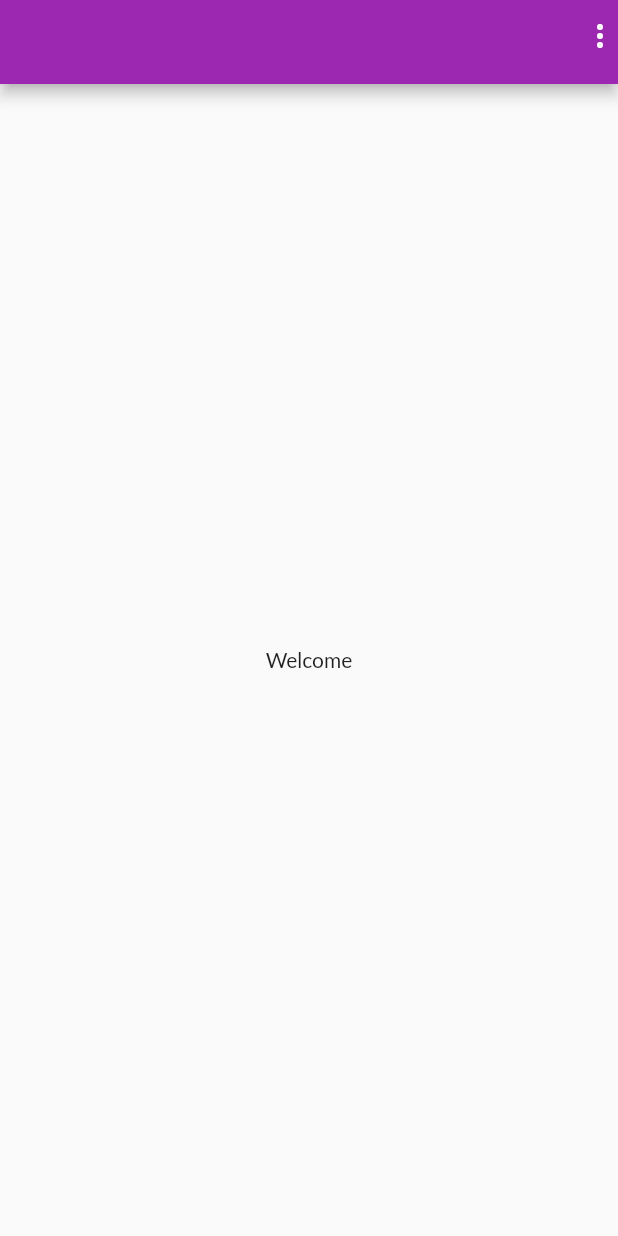
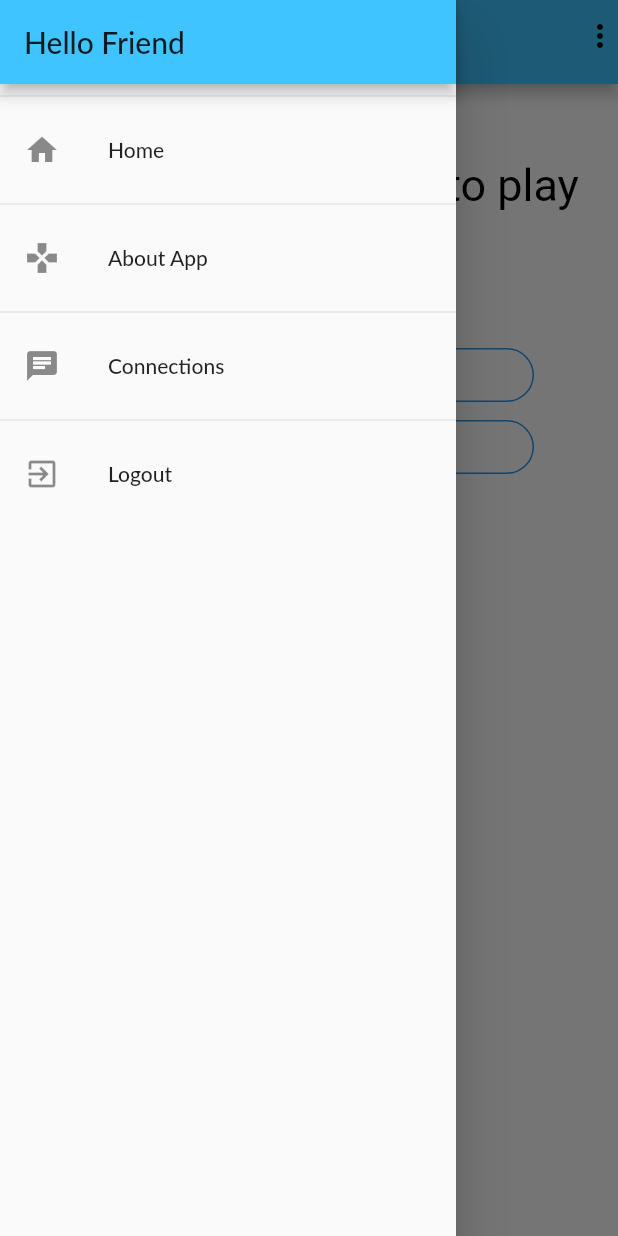
Before and after one commit to harshtekriwal/ConnectVGames, a Flutter app: the screen it shows once a user with an empty profile is signed in, with the side drawer open (before the commit the screen has no drawer), on a phone screen of 412 x 824 dp. Run offline on Flutter 3.47's test engine with Material 2 defaults, Android fonts, the phone set to English and light mode, and no system bars; our stand-ins replace cloud_firestore, datetime_picker_formfield, firebase_auth, google_maps_flutter, google_sign_in, location and 1 more; missing offline and left inert: social_signin_buttons; accounts and stored records are empty; Roboto replaces fonts that are missing (Anton, Lato).

```diff
--- a/lib/Screens/WelcomeScreen.dart
+++ b/lib/Screens/WelcomeScreen.dart
@@ -1,4 +1,5 @@
-
+import 'package:ConnectWithGames/Screens/AddGameScreen.dart';
+import 'package:ConnectWithGames/Widgets/app_drawer.dart';
 import 'package:firebase_auth/firebase_auth.dart';
 import 'package:flutter/material.dart';
 import 'package:google_sign_in/google_sign_in.dart';
@@ -11,12 +12,15 @@ class WelcomeScreen extends StatelessWidget {
     await GoogleSignIn().signOut();
   }
 
-
-
   @override
   Widget build(BuildContext context) {
     return Scaffold(
-      appBar: AppBar(actions: <Widget>[
+        backgroundColor: Colors.white,
+        drawer: AppDrawer(),
+        appBar: AppBar(
+            title: Text("ConnectVGames"),
+            backgroundColor: Colors.lightBlueAccent,
+            actions: <Widget>[
               DropdownButton(
                 underline: Container(),
                 icon: Icon(Icons.more_vert,
@@ -43,8 +47,46 @@ class WelcomeScreen extends StatelessWidget {
                 },
               )
             ]),
-      body: Center(child: Text("Welcome"),),
-
-    );
+        body: Column(
+          crossAxisAlignment: CrossAxisAlignment.center,
+          children: <Widget>[
+            Container(
+              margin: EdgeInsets.symmetric(vertical: 50, horizontal: 20),
+              child: Text(
+                'Looking for a buddy to play along with?',
+                textAlign: TextAlign.center,
+                style: TextStyle(
+                  color: Colors.black,
+                  fontSize: 30,
+                  fontFamily: 'Anton',
+                  fontWeight: FontWeight.normal,
+                ),
+              ),
+            ),
+            Container(
+              width: 300,
+              child: OutlineButton(
+                child: Text("Search"),
+                color: Colors.pink,
+                borderSide: BorderSide(color: Colors.blue),
+                shape: new RoundedRectangleBorder(
+                    borderRadius: new BorderRadius.circular(30.0)),
+                onPressed: () {},
+              ),
+            ),
+            Container(
+              width: 300,
+              child: OutlineButton(
+                child: Text("Find a buddy"),
+                borderSide: BorderSide(color: Colors.blue),
+                shape: new RoundedRectangleBorder(
+                    borderRadius: new BorderRadius.circular(30.0)),
+                onPressed: () {
+                  Navigator.pushNamed(context, AddGame.routeName);
+                },
+              ),
+            )
+          ],
+        ));
   }
 }
--- /dev/null
+++ b/lib/Widgets/app_drawer.dart
@@ -0,0 +1,50 @@
+import 'package:firebase_auth/firebase_auth.dart';
+import 'package:flutter/material.dart';
+import 'package:google_sign_in/google_sign_in.dart';
+
+class AppDrawer extends StatelessWidget {
+  Future<void> googleSignOut() async {
+    await FirebaseAuth.instance.signOut();
+    await GoogleSignIn().signOut();
+  }
+
+  @override
+  Widget build(BuildContext context) {
+    return Drawer(
+        child: Column(
+      children: <Widget>[
+        AppBar(
+          backgroundColor: Colors.lightBlueAccent,
+          title: Text('Hello Friend'),
+          automaticallyImplyLeading: false,
+        ),
+        Divider(),
+        ListTile(
+          leading: Icon(Icons.home),
+          title: Text("Home"),
+          onTap: () {},
+        ),
+        Divider(),
+        ListTile(
+          leading: Icon(Icons.gamepad),
+          title: Text("About App"),
+          onTap: () {},
+        ),
+        Divider(),
+        ListTile(
+          leading: Icon(Icons.chat),
+          title: Text("Connections"),
+          onTap: () {},
+        ),
+        Divider(),
+        ListTile(
+          leading: Icon(Icons.exit_to_app),
+          title: Text("Logout"),
+          onTap: () {
+            googleSignOut();
+          },
+        )
+      ],
+    ));
+  }
+}
--- a/lib/main.dart
+++ b/lib/main.dart
@@ -8,6 +8,7 @@ import 'package:flutter/material.dart';
 import 'package:provider/provider.dart';
 
 import 'Providers/Auth.dart';
+import 'Screens/AddGameScreen.dart';
 import 'Screens/SplashScreen.dart';
 
 void main() {
@@ -27,7 +28,7 @@ class MyApp extends StatelessWidget {
       child: MaterialApp(
           title: 'Flutter Demo',
           theme: ThemeData(
-            primarySwatch: Colors.purple,
+            primarySwatch: Colors.lightBlue,
             accentColor: Colors.deepOrange,
             fontFamily: 'Lato',
           ),
@@ -47,9 +48,11 @@ class MyApp extends StatelessWidget {
                     builder: (context, AsyncSnapshot<DocumentSnapshot> ss) {
                       if (ss.connectionState == ConnectionState.waiting) {
                         return SplashScreen();
-                      }
-                      else if(ss.hasError){
-                        return Scaffold(body:Center(child:Text("Something went wrong! Please try again!")));
+                      } else if (ss.hasError) {
+                        return Scaffold(
+                            body: Center(
+                                child: Text(
+                                    "Something went wrong! Please try again!")));
                       } else {
                         if (ss.data.data != null) {
                           return WelcomeScreen();
@@ -67,6 +70,7 @@ class MyApp extends StatelessWidget {
           routes: {
             PhoneAuthScreen.routeName: (ctx) => PhoneAuthScreen(),
             WelcomeScreen.routeName: (ctx) => WelcomeScreen(),
+            AddGame.routeName: (ctx) => AddGame(),
           }),
     );
   }
```
Also changed, not shown: lib/Screens/AddGameScreen.dart (added, +330 -0 lines), lib/Screens/map_screen.dart (added, +55 -0 lines), pubspec.yaml (+9 -0 lines), pubspec.lock, 2 other files. Lines whose indentation alone changed are shown as unchanged.
